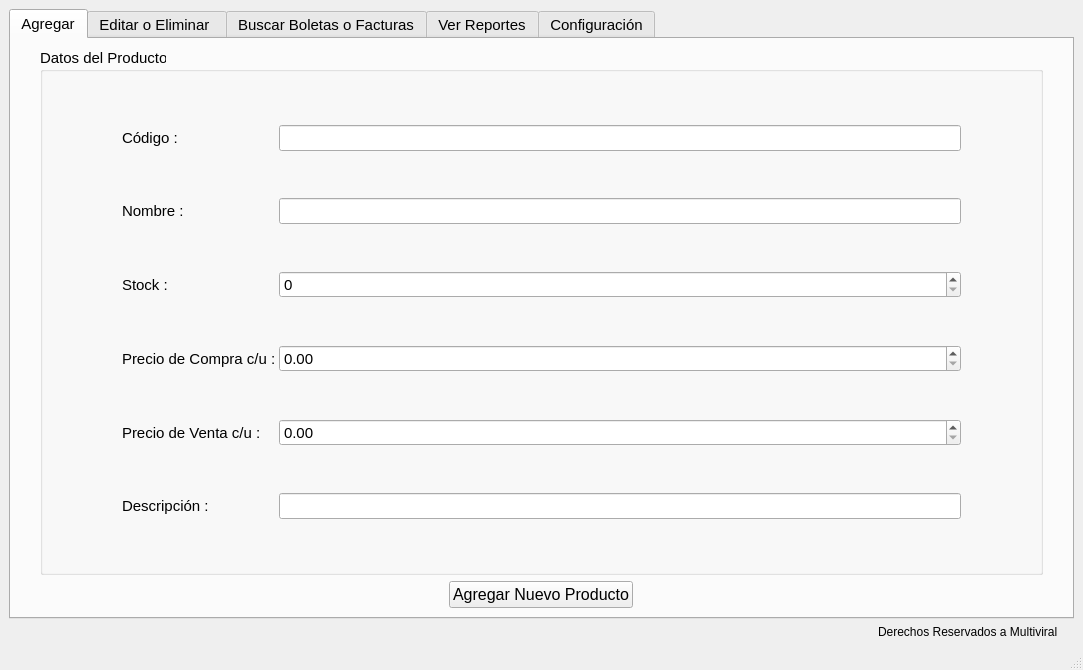
This is ui/admin.ui in nashvent/libreria as Qt 5 draws it before an edit. The edited form follows.
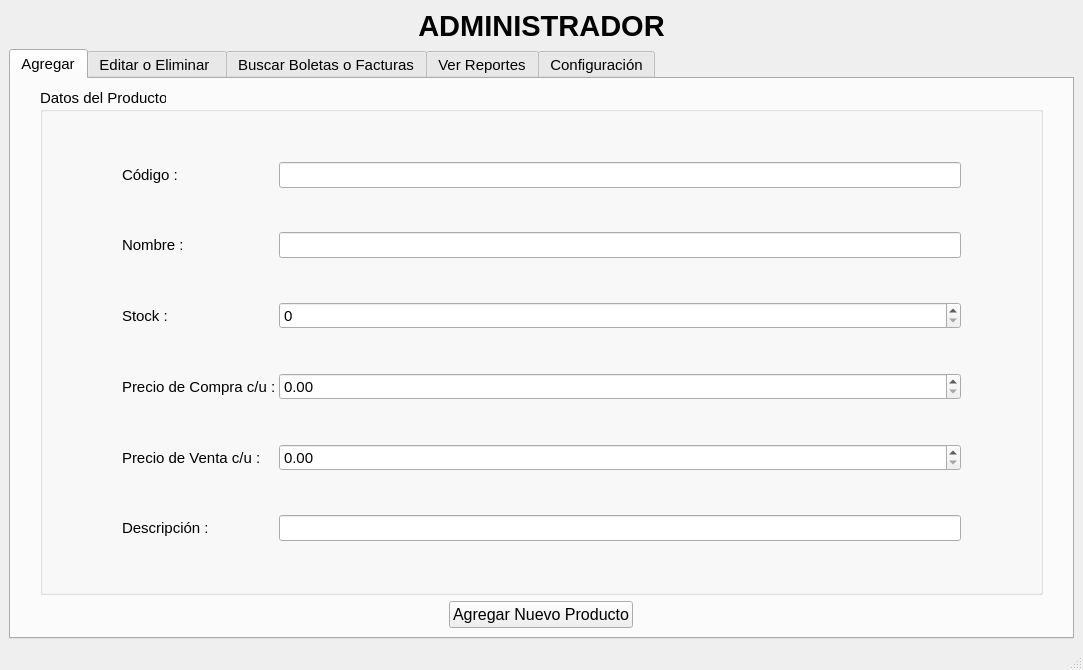
This is the edited form. Icons and pictures are not drawn.

What changed in the file:
```diff
--- a/ui/admin.ui
+++ b/ui/admin.ui
@@ -28,7 +28,7 @@
   </property>
   <widget class="QWidget" name="centralwidget">
    <layout class="QGridLayout" name="gridLayout_16">
-    <item row="0" column="0">
+    <item row="1" column="0">
      <widget class="QTabWidget" name="tabWidget">
       <property name="font">
        <font>
@@ -1292,19 +1292,20 @@
       </widget>
      </widget>
     </item>
-    <item row="1" column="0" alignment="Qt::AlignRight">
-     <widget class="QLabel" name="label_14">
+    <item row="0" column="0">
+     <widget class="QLabel" name="lb_titulo">
+      <property name="font">
+       <font>
+        <pointsize>22</pointsize>
+        <weight>75</weight>
+        <bold>true</bold>
+       </font>
+      </property>
       <property name="text">
-       <string>Derechos Reservados a Multiviral     </string>
+       <string>ADMINISTRADOR</string>
       </property>
-      <property name="textFormat">
-       <enum>Qt::AutoText</enum>
-      </property>
-      <property name="margin">
-       <number>2</number>
-      </property>
-      <property name="indent">
-       <number>1</number>
+      <property name="alignment">
+       <set>Qt::AlignCenter</set>
       </property>
      </widget>
     </item>
```
